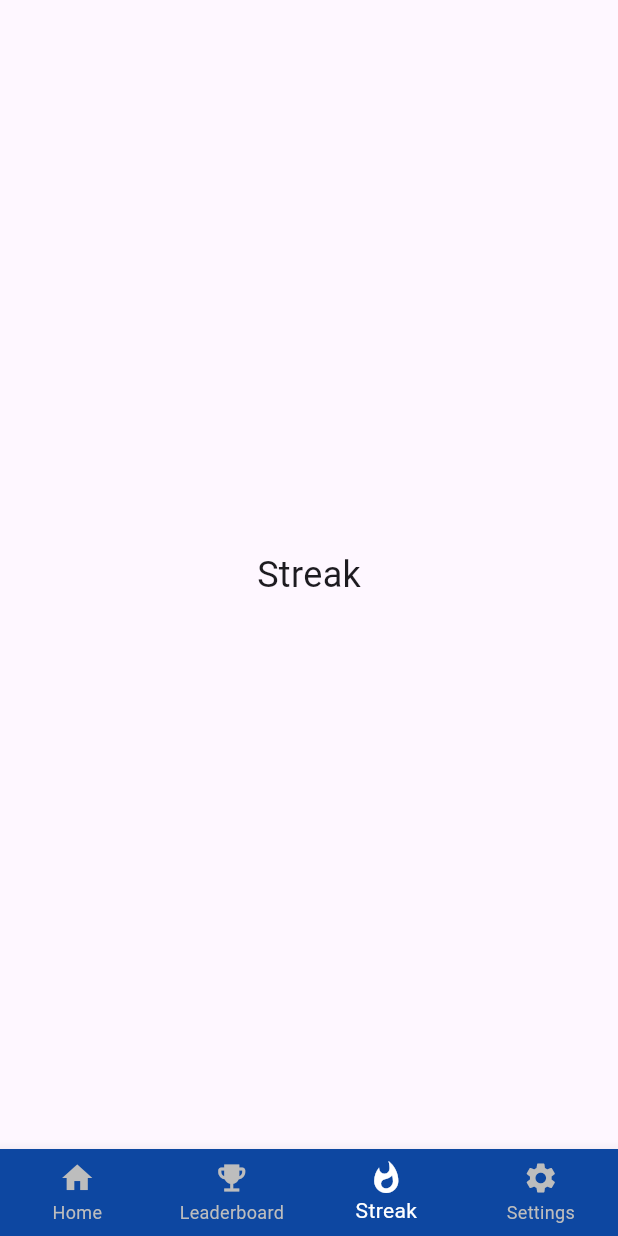
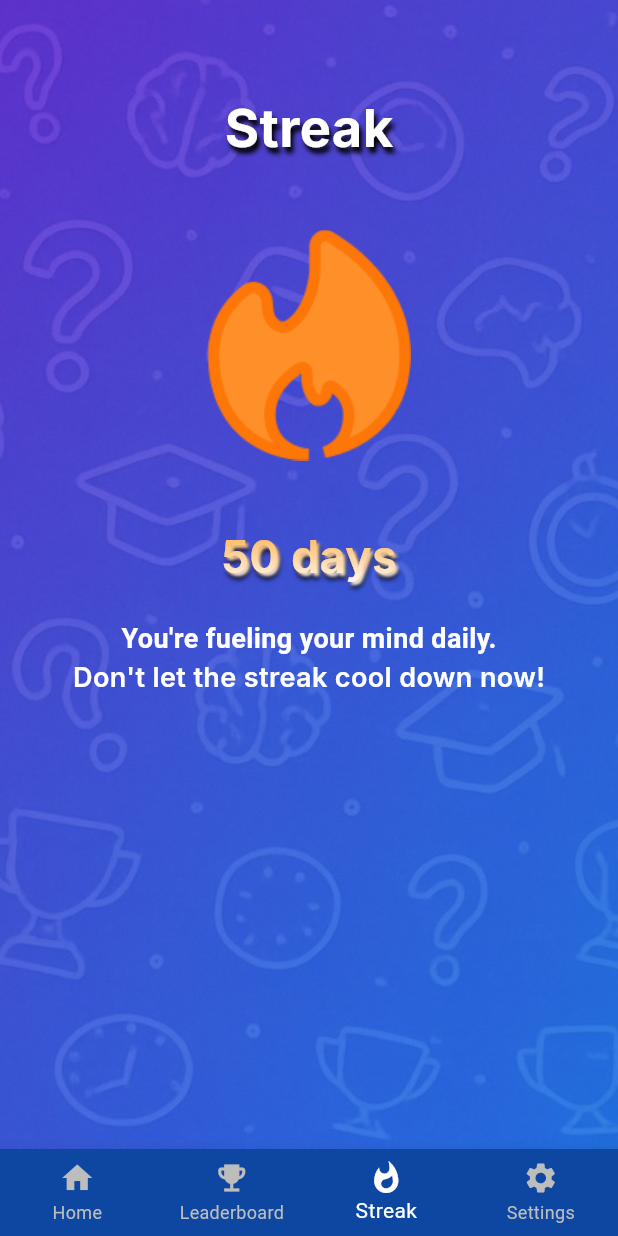
Before and after one commit to MarkoTkalec321/mindly, a Flutter app: the MainNavigation screen opened directly, item 3 of the bottom bar chosen, on a phone screen of 412 x 824 dp. Run offline on Flutter 3.47's test engine with Material 3 defaults, Android fonts, the phone set to English and light mode, and no system bars; drawn by our look-alikes of simple_gradient_text; our stand-ins replace font_awesome_flutter, google_fonts.

Commit message:
Added streak page

```diff
--- a/lib/screens/menu/main_navigation.dart
+++ b/lib/screens/menu/main_navigation.dart
@@ -1,6 +1,7 @@
   import 'package:flutter/material.dart';
   import 'package:mindly/screens/home_page/home_page.dart';
 import 'package:mindly/screens/leaderboard/leaderboard.dart';
+import 'package:mindly/screens/streak/streak_page.dart';
 
   class MainNavigation extends StatefulWidget {
     const MainNavigation({super.key});
@@ -21,6 +22,7 @@ import 'package:mindly/screens/leaderboard/leaderboard.dart';
   final List<Widget> _screens = [
     const HomePageWidget(),
     const LeaderBoardWidget(),
+    const StreakScreenWidget(),
     Center(child: Text('Streak', style: TextStyle(fontSize: 24))),
     Center(child: Text('Settings', style: TextStyle(fontSize: 24))),
   ];
--- /dev/null
+++ b/lib/screens/streak/streak_page.dart
@@ -0,0 +1,94 @@
+import 'package:flutter/material.dart';
+import 'package:google_fonts/google_fonts.dart';
+import 'package:simple_gradient_text/simple_gradient_text.dart';
+
+class StreakScreenWidget extends StatelessWidget {
+  const StreakScreenWidget({super.key});
+
+  @override
+  Widget build(BuildContext context) {
+    return Scaffold(
+      backgroundColor: Colors.black, // możesz zamienić na swoją stałą z FlutterFlowTheme
+      body: Container(
+        width: double.infinity,
+        height: double.infinity,
+        decoration: const BoxDecoration(
+          image: DecorationImage(
+            fit: BoxFit.cover,
+            image: AssetImage('assets/images/background.png'),
+          ),
+        ),
+        child: Column(
+          mainAxisSize: MainAxisSize.max,
+          children: [
+            const SizedBox(height: 60),
+            Text(
+              'Streak',
+              style: GoogleFonts.inter(
+                color: Colors.white,
+                fontSize: 35,
+                fontWeight: FontWeight.bold,
+                shadows: [
+                  Shadow(
+                    color: Colors.black,
+                    offset: Offset(2.0, 4.0),
+                    blurRadius: 4.0,
+                  ),
+                ],
+              ),
+            ),
+            const SizedBox(height: 20),
+            ClipRRect(
+              borderRadius: BorderRadius.circular(8),
+              child: Image.asset(
+                'assets/images/fire_icon_transparent.png',
+                width: 200,
+                height: 200,
+              ),
+            ),
+            const SizedBox(height: 20),
+            GradientText(
+              '50 days',
+              style: GoogleFonts.inter(
+                fontSize: 30,
+                fontWeight: FontWeight.w600,
+                shadows: [
+                  Shadow(
+                    color: Colors.black,
+                    offset: Offset(2.0, 4.0),
+                    blurRadius: 4.0,
+                  ),
+                  Shadow(
+                    color: Colors.white,
+                    offset: Offset(2.0, 2.0),
+                    blurRadius: 2.0,
+                  ),
+                ],
+              ),
+              colors: [Colors.white, Colors.orangeAccent],
+              gradientDirection: GradientDirection.btt,
+              gradientType: GradientType.linear,
+            ),
+            const SizedBox(height: 20),
+            Text(
+              'You\'re fueling your mind daily.',
+              style: GoogleFonts.roboto(
+                fontSize: 18,
+                fontWeight: FontWeight.w600,
+                color: Colors.white,
+              ),
+            ),
+            Text(
+              'Don\'t let the streak cool down now!',
+              style: GoogleFonts.inter(
+                fontSize: 18,
+                fontWeight: FontWeight.w600,
+                color: Colors.white,
+              ),
+            ),
+          ],
+        ),
+      ),
+    );
+  }
+}
--- a/pubspec.yaml
+++ b/pubspec.yaml
@@ -13,6 +13,7 @@ dependencies:
   provider: ^6.1.1
   window_manager: ^0.3.8
   font_awesome_flutter: ^10.7.0
+  simple_gradient_text: ^1.2.4
 
 dev_dependencies:
   flutter_test:
@@ -22,4 +23,4 @@ dev_dependencies:
 flutter:
   uses-material-design: true
   assets:
-  - assets/images/
+    - assets/images/
```
Also changed, not shown: assets/images/fire_icon_transparent.png (added), pubspec.lock.
